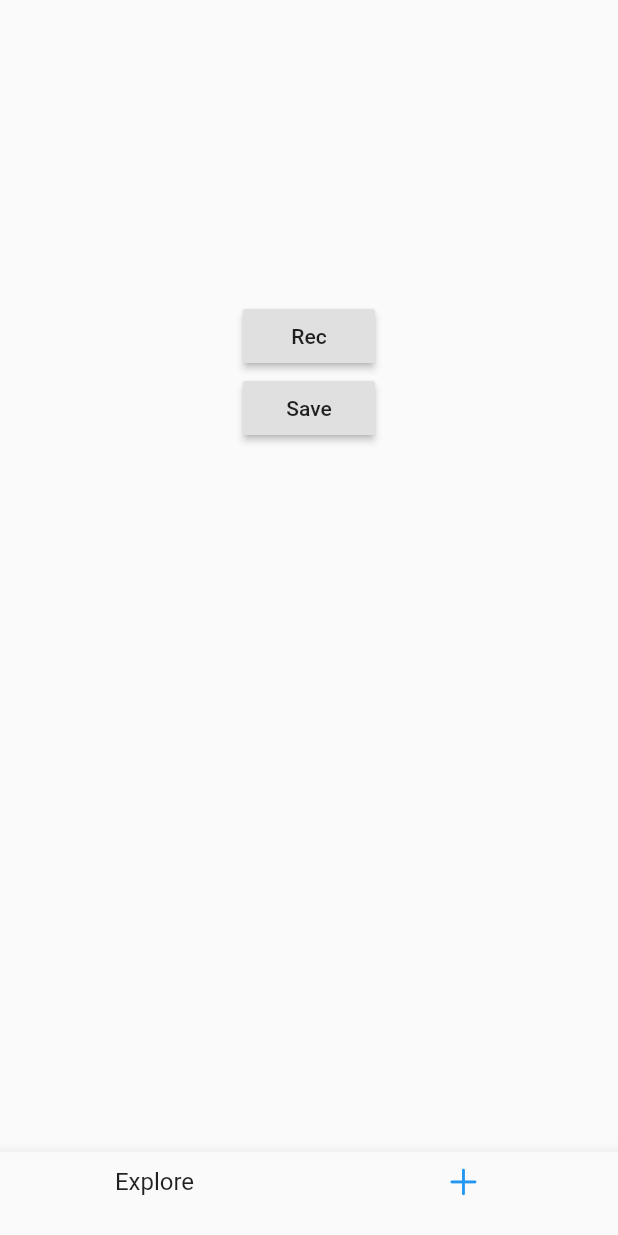
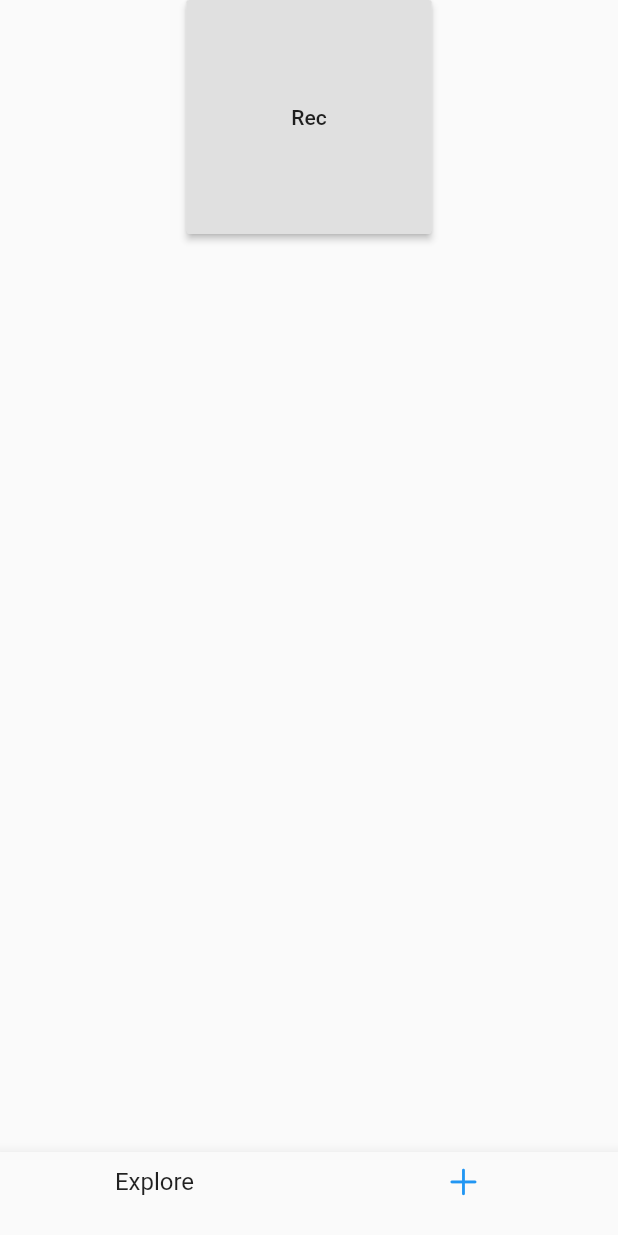
Before and after one commit to ShashiKha9/loginpage, a Flutter app: the screen it shows after launch, item 2 of the bottom bar chosen, after a tap on "Rec", on a phone screen of 412 x 824 dp. Run offline on Flutter 3.47's test engine with Material 2 defaults, Android fonts, the phone set to English and light mode, and no system bars; our stand-ins replace camera, chewie, firebase_auth, firebase_core, image_picker, video_player; accounts and stored records are empty.

Commit message:
video is display in listvioew

```diff
--- a/lib/Pages/camerascreen.dart
+++ b/lib/Pages/camerascreen.dart
@@ -7,8 +7,10 @@ import 'package:chewie/chewie.dart';
 import 'package:flutter/cupertino.dart';
 import 'package:flutter/material.dart';
 import 'package:image_picker/image_picker.dart';
+import 'package:loginpage/Pages/homepgae_screen.dart';
 import 'package:path/path.dart';
 import 'package:path_provider/path_provider.dart';
+import 'package:video_player/video_player.dart';
 
 
 
@@ -21,67 +23,37 @@ class CameraScreen extends StatefulWidget{
 
 
 }
-class CameraScreenState extends State<CameraScreen>{
+class CameraScreenState extends State<CameraScreen> {
 
   File ? videoFile;
-    // String ? _videopath;
   File ?_storedImage;
-    String ? dirPath;
+  String timestamp = new DateTime.now().toString();
+  final Directory _videoDir = Directory(
+      '/storage/emulated/0/Android/data/com.example.loginpage/files/fluttervideos');
 
 
-    // CameraController? controller;
-  //  List<CameraDescription>? cameras;
-  // late Future<void> _initializeControllerFuture;
-
-
-
-//   @override
-//   void initState(){
-//     super.initState();
-//     Loadimage();
-// //     controller=CameraController(cameras![0], ResolutionPreset.max);
-// // _initializeControllerFuture=controller.initialize();
-
-  // }
-  // @override
-  // void dispose() {
-  //   controller!.dispose();
-  //   super.dispose();
-  // }
-
-
-    recvideo() async{
+  recvideo() async {
     final pickedFile = await ImagePicker().getVideo(
       source: ImageSource.camera,
     );
 
-      if(pickedFile!= null){
-        setState(()  {
-          videoFile=File(pickedFile.path);
+    if (pickedFile != null) {
+      setState(() {
+        videoFile = File(pickedFile.path);
         // _storedImage == imagePermanent;
 
       });
-        videoFile=File(pickedFile!.path);
+      videoFile = File(pickedFile!.path);
       final imagePermanent = await saveImagePermanently(pickedFile!.path);
+    }
+  }
 
-
-
-      }
-      // final directory= await getExternalStorageDirectory();
-      // final String path = directory!.path;
-      // // this._fileName  = path;
-      // final File localImage = await videoFile!.copy(path);
-
-
-
-    }
-  Future saveImagePermanently(String imagePath) async{
-
+  Future saveImagePermanently(String imagePath) async {
     final directory = await getExternalStorageDirectory();
     final name = basename(imagePath);
     final image = "${directory!.path}/fluttervideos";
     final myImgDir = await new Directory(image).create();
-        var kompresimg = new File("$image/image_.mp4")
+    var kompresimg = new File(image+"/"+timestamp+"_video.mp4")
       ..writeAsBytesSync(videoFile!.readAsBytesSync());
 
     // var filepath = new File("$image");
@@ -90,79 +62,35 @@ class CameraScreenState extends State<CameraScreen>{
     // ..writeAsBytesSync();
 
 
-
-
-
-
     // return filepath;
     //
     //
     //
   }
 
-
   @override
   Widget build(BuildContext context) {
+    return Scaffold(
+    body: Center(
+   child: Column(
+    children:[
 
-    return Column(
-    children:[
-    // Container(
-    //     height: 250,
-    //     child: _videopath!=null
-    //         ?Center(
-    //       child:Container(
-    //         color: Colors.blue,
-    //       ),
-    //
-    //     ):Container(
-    //       height: 250,
-    //       child: Chewie(
-    //           controller: ChewieController(
-    //             videoPlayerController: VideoPlayerController.file(videoFile!),
-    //             aspectRatio: 16/9,
-    //             autoPlay: false,
-    //             looping: true,
-    //           ))
-    //       ,
-    //     ),
-    // ),
 
-    //   Container(
-    //     height: 250,
-    //     child:videoFile == null?Center(
-    //       child:Container(
-    //         color: Colors.red,
-    //       ),
-    //
-    //     ):Container(
-    //       height: 250,
-    //       child: Chewie(
-    //           controller: ChewieController(
-    //             videoPlayerController: VideoPlayerController.file(videoFile!),
-    //             aspectRatio: 16/9,
-    //             autoPlay: false,
-    //             looping: true,
-    //           ))
-    //       ,
-    //     ),
-    // ),
+    RaisedButton(onPressed: () {
+      recvideo();
+    },
+      padding: EdgeInsets.all(70),
+      child: Text("Rec"),),
+
+]
+
+
+    )
+    )
+    );
+  }
 
 
 
-       SizedBox(
-         height: 200,
-       ),
-       RaisedButton(onPressed: (){
-recvideo();
 
-      },
-      child: Text("Rec"),),
-      RaisedButton(onPressed: (){
-        // Saveimage(videoFile!.path);
-      },
-      child: Text("Save"),)
-
-]
-    );
 }
-}
--- a/lib/Pages/viewvideo_screen.dart
+++ b/lib/Pages/viewvideo_screen.dart
@@ -1,13 +1,12 @@
 import 'dart:io';
 
 import 'package:chewie/chewie.dart';
-import 'package:file_picker/file_picker.dart';
 import 'package:flutter/cupertino.dart';
 import 'package:flutter/material.dart';
-import 'package:image_picker/image_picker.dart';
 import 'package:loginpage/Pages/camerascreen.dart';
-import 'package:path_provider/path_provider.dart';
 import 'package:video_player/video_player.dart';
+
+import 'homepgae_screen.dart';
 
 
 class ViewVideoScreen extends StatefulWidget{
@@ -123,9 +122,6 @@ class PageScreenState extends State <PageScreen>{
 
 
 
-
-
-
     );
   }
 
@@ -134,71 +130,70 @@ class VideoList extends StatefulWidget{
   VideoListState createState()=> VideoListState();
 }
 class VideoListState extends State<VideoList>{
-   File? videoFile;
-   recvideo() async{
-     final pickedFile = await ImagePicker().getVideo(
-       source: ImageSource.camera,
-     );
-     if(pickedFile!= null){
-       setState(() async {
-         videoFile=File(pickedFile.path) ;
+  final Directory _videoDir = Directory(
+      '/storage/emulated/0/Android/data/com.example.loginpage/files/fluttervideos');
+
+
+  @override
+  Widget build(BuildContext context) {
+    if (!Directory("${_videoDir.path}").existsSync()) {
+      return Column(
+        mainAxisAlignment: MainAxisAlignment.center,
+        children: [
+          const Text('Record the videos /nto see here'),
+        ],
+      );
+    }
+    else {
+      final videoList = _videoDir
+          .listSync()
+          .map((item) => item.path)
+          .where((item) => item.endsWith(".mp4"))
+          .toList(growable: false);
+      if (videoList != null) {
+        if (videoList.length > 0) {
+          return
+          Container(
+              margin: const EdgeInsets.symmetric(
+                  horizontal: 8.0, vertical: 8.0),
+              child: ListView.builder(
+                itemCount: videoList.length,
+                itemBuilder: (context, index) {
+                  return
+                    Container(
+                    height: 250,
+                    child: Card(
+                      child: Chewie(controller: ChewieController(
+                          videoPlayerController: VideoPlayerController.file(File(videoList[index]),
+                          ),
+
+                      )),
+
+
+                    ),
+                  );
+
+
+
+                },
+
+
+              ),
+
+
+
+            );
+        }
+      }
+
+    }
+    return Container();
+
+
+
+  }
 
 
 
 
-
-       });
-     }
-   }
-   Future<File?>pickVideoFile() async {
-     final result = await FilePicker.platform.pickFiles(type: FileType.video);
-     if(result == null) return null;
-
-     return File(result.files.single.path!);
-
-
-   }
-   ChewieController ? _chewieController;
-
-  @override
-  Widget build(BuildContext context) {
-    // TODO: implement build
-    return Scaffold(
-      body:Container(
-        height: 250,
-          child:videoFile == null?Center(
-            child:Container(
-              color: Colors.red,
-            ),
-
-
-          ):FittedBox(
-            fit: BoxFit.contain,
-            child: Chewie(
-                controller: ChewieController(
-                  videoPlayerController: VideoPlayerController.asset("efueijt"),
-                  aspectRatio: 16/9,
-                  autoPlay: false,
-                  looping: false,
-                )),
-          )
-      ),
-      floatingActionButton: FloatingActionButton(
-        child: Icon(CupertinoIcons.arrow_down_doc_fill),
-        onPressed: () async {
-final file = await pickVideoFile();
-if(file == null) return;
-Chewie(
-    controller: ChewieController(
-      videoPlayerController: VideoPlayerController.file(file),
-      aspectRatio: 16/9,
-      autoPlay: false,
-      looping: false,
-    ));
-
-      },
-
-      ),
-    );
   }
-}
--- a/pubspec.yaml
+++ b/pubspec.yaml
@@ -40,11 +40,8 @@ dependencies:
   video_player: ^2.2.7
   camera: ^0.9.4+5
   image_picker: ^0.8.4+4
-  shared_preferences: ^2.0.9
   path_provider: ^2.0.7
   path: ^1.8.0
-  file_picker: ^4.2.4
-  image_gallery_saver: ^1.1.0
 
 
 
```
Also changed, not shown: pubspec.lock, 2 other files. Lines whose indentation alone changed are shown as unchanged.
